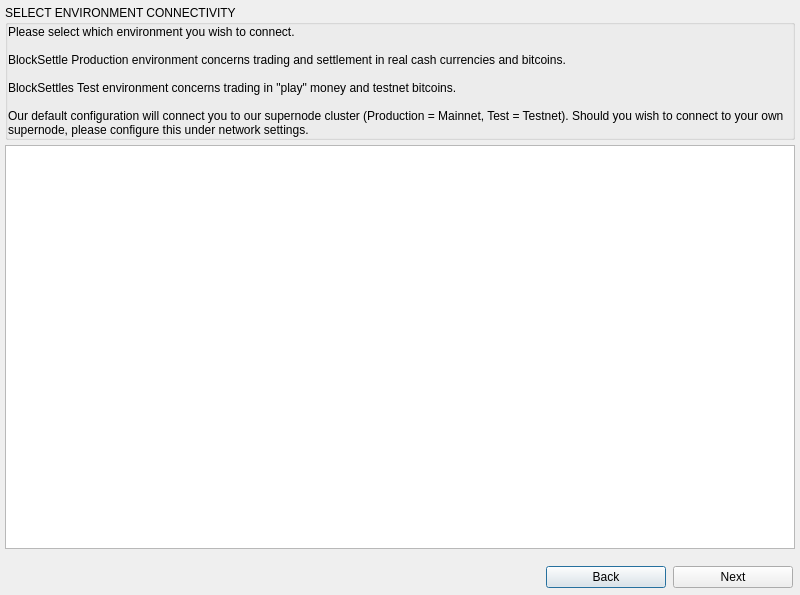
BlockSettle/terminal, file BlockSettleUILib/InfoDialogs/StartupDialog.ui: the form before one commit.
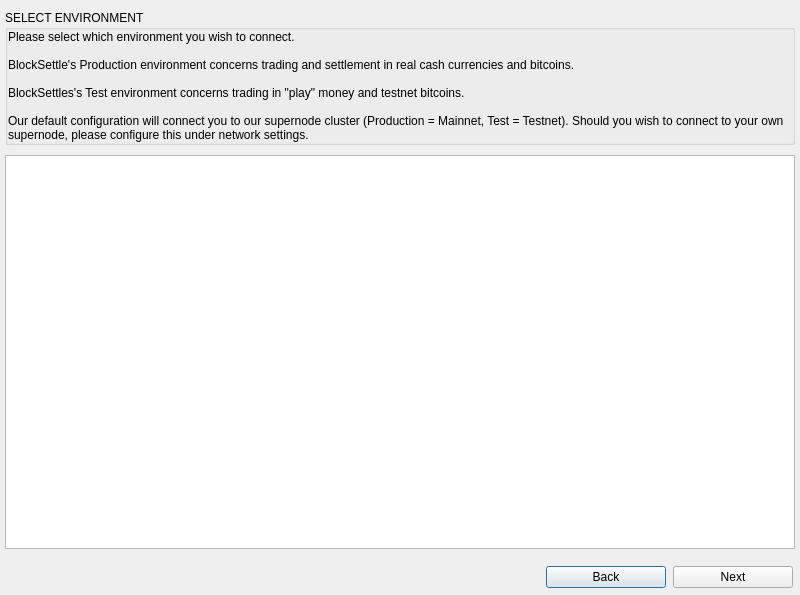
The form after the commit.

What changed in the file:
```diff
--- a/BlockSettleUILib/InfoDialogs/StartupDialog.ui
+++ b/BlockSettleUILib/InfoDialogs/StartupDialog.ui
@@ -69,13 +69,13 @@
      <widget class="QWidget" name="pageSettings">
       <layout class="QVBoxLayout" name="verticalLayout_4">
        <property name="spacing">
-        <number>5</number>
+        <number>10</number>
        </property>
        <property name="leftMargin">
         <number>5</number>
        </property>
        <property name="topMargin">
-        <number>5</number>
+        <number>10</number>
        </property>
        <property name="rightMargin">
         <number>5</number>
@@ -92,7 +92,7 @@
           </font>
          </property>
          <property name="title">
-          <string>SELECT ENVIRONMENT CONNECTIVITY</string>
+          <string>SELECT ENVIRONMENT</string>
          </property>
          <property name="h5" stdset="0">
           <bool>false</bool>
@@ -118,9 +118,9 @@
             <property name="text">
              <string>Please select which environment you wish to connect. 
 
-BlockSettle Production environment concerns trading and settlement in real cash currencies and bitcoins. 
+BlockSettle's Production environment concerns trading and settlement in real cash currencies and bitcoins. 
 
-BlockSettles Test environment concerns trading in &quot;play&quot; money and testnet bitcoins. 
+BlockSettles's Test environment concerns trading in &quot;play&quot; money and testnet bitcoins. 
 
 Our default configuration will connect you to our supernode cluster (Production = Mainnet, Test = Testnet). Should you wish to connect to your own supernode, please configure this under network settings. </string>
             </property>
@@ -139,22 +139,10 @@
         </widget>
        </item>
        <item>
-        <widget class="QFrame" name="connectivity">
+        <widget class="QWidget" name="connectivity" native="true">
          <property name="focusPolicy">
           <enum>Qt::StrongFocus</enum>
          </property>
-         <property name="frameShape">
-          <enum>QFrame::NoFrame</enum>
-         </property>
-         <property name="frameShadow">
-          <enum>QFrame::Sunken</enum>
-         </property>
-         <property name="lineWidth">
-          <number>0</number>
-         </property>
-         <property name="midLineWidth">
-          <number>0</number>
-         </property>
          <layout class="QVBoxLayout" name="listLyt">
           <property name="spacing">
            <number>0</number>
```
Left out of the diff: 3 changed lines with no effect on the pictures.
